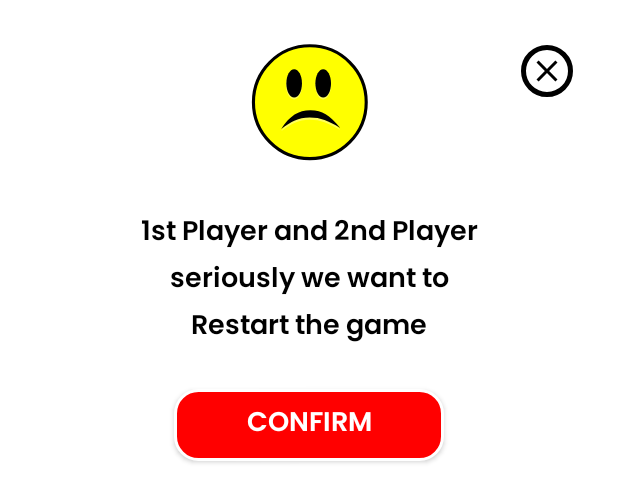
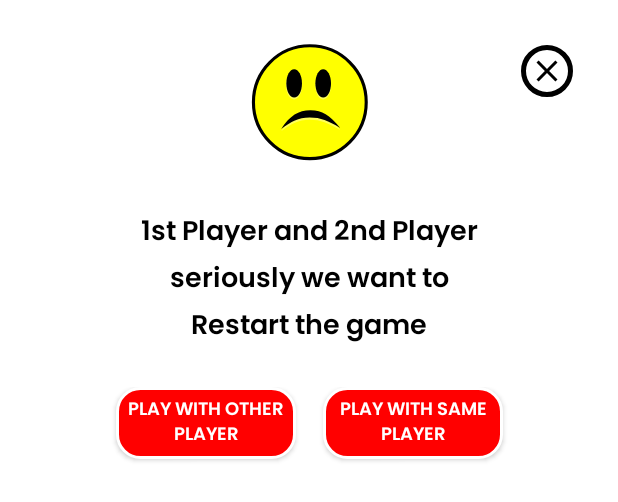
Before and after one commit to joymridha2004/TicTacToe_Java_Application, an Android app: the layout quit_dialog_box.xml on its own in the app's theme, with its tools: preview values and no code run, on a phone screen of 412 x 824 dp. Shown: the top 502 px of the screen. Run offline under Robolectric (Android 15) with nearby library versions, the phone set to English and light mode, and no system bars.

Commit message:
improve somehings

```diff
--- a/app/src/main/res/layout/activity_game.xml
+++ b/app/src/main/res/layout/activity_game.xml
@@ -16,6 +16,7 @@
             android:layout_height="wrap_content"
             android:layout_marginTop="30dp"
             android:layout_marginEnd="30dp"
+            android:padding="5dp"
             android:fontFamily="@font/poppins_semibold"
             android:text="@string/version"
             android:textColor="@color/black"
--- a/app/src/main/res/layout/quit_dialog_box.xml
+++ b/app/src/main/res/layout/quit_dialog_box.xml
@@ -77,30 +77,52 @@
         app:layout_constraintTop_toBottomOf="@+id/textView2"
         tools:ignore="MissingConstraints" />
 
-
-    <androidx.appcompat.widget.AppCompatButton
-        android:id="@+id/Quit_Button"
-        android:layout_width="180dp"
+    <androidx.appcompat.widget.LinearLayoutCompat
+        android:id="@+id/quit_liner_layout"
+        android:layout_width="wrap_content"
         android:layout_height="wrap_content"
-        android:layout_marginTop="25dp"
-        android:layout_marginBottom="30dp"
-        android:background="@drawable/restart_button_shape"
-        android:fontFamily="@font/poppins_semibold"
-        android:text="Confirm"
-        android:textColor="@color/white"
-        android:textSize="18sp"
-        android:textStyle="bold"
+        android:layout_marginTop="24dp"
         app:layout_constraintEnd_toEndOf="parent"
         app:layout_constraintStart_toStartOf="parent"
         app:layout_constraintTop_toBottomOf="@id/textView3"
-        tools:ignore="MissingConstraints" />
+        tools:ignore="MissingConstraints">
+
+        <androidx.appcompat.widget.AppCompatButton
+            android:id="@+id/Quit_Button"
+            android:layout_width="120dp"
+            android:layout_height="wrap_content"
+            android:layout_marginStart="3dp"
+            android:layout_marginEnd="18dp"
+            android:background="@drawable/restart_button_shape"
+            android:fontFamily="@font/poppins_semibold"
+            android:text="Play with other player"
+            android:textColor="@color/white"
+            android:textSize="12sp"
+            android:textStyle="bold"
+            android:layout_marginBottom="5dp"
+            tools:ignore="MissingConstraints" />
+
+        <androidx.appcompat.widget.AppCompatButton
+            android:id="@+id/Restart_Button"
+            android:layout_width="120dp"
+            android:layout_height="wrap_content"
+            android:layout_marginEnd="3dp"
+            android:layout_marginBottom="5dp"
+            android:background="@drawable/restart_button_shape"
+            android:fontFamily="@font/poppins_semibold"
+            android:text="Play with same player"
+            android:textColor="@color/white"
+            android:textSize="12sp"
+            android:textStyle="bold"
+            tools:ignore="MissingConstraints" />
+    </androidx.appcompat.widget.LinearLayoutCompat>
 
     <View
         android:id="@+id/view3"
         android:layout_width="270dp"
         android:layout_height="1dp"
         android:layout_marginTop="36dp"
-        app:layout_constraintTop_toBottomOf="@+id/Quit_Button"
+        app:layout_constraintTop_toBottomOf="@+id/quit_liner_layout"
         tools:ignore="MissingConstraints"
         tools:layout_editor_absoluteX="70dp" />
 </androidx.constraintlayout.widget.ConstraintLayout>
--- a/app/src/main/res/values/strings.xml
+++ b/app/src/main/res/values/strings.xml
@@ -7,5 +7,5 @@
     <string name="have_a_good_day_friends">Have a Good Day Friends</string>
     <string name="start_game">Start Game</string>
     <string name="your_game_point">Your Game Point : </string>
-    <string name="restart">Restart</string>
+    <string name="restart">Restart Game</string>
 </resources>
```
Also changed, not shown: app/src/main/java/com/example/tictactoe/Game_Activity.java (+31 -2 lines).
